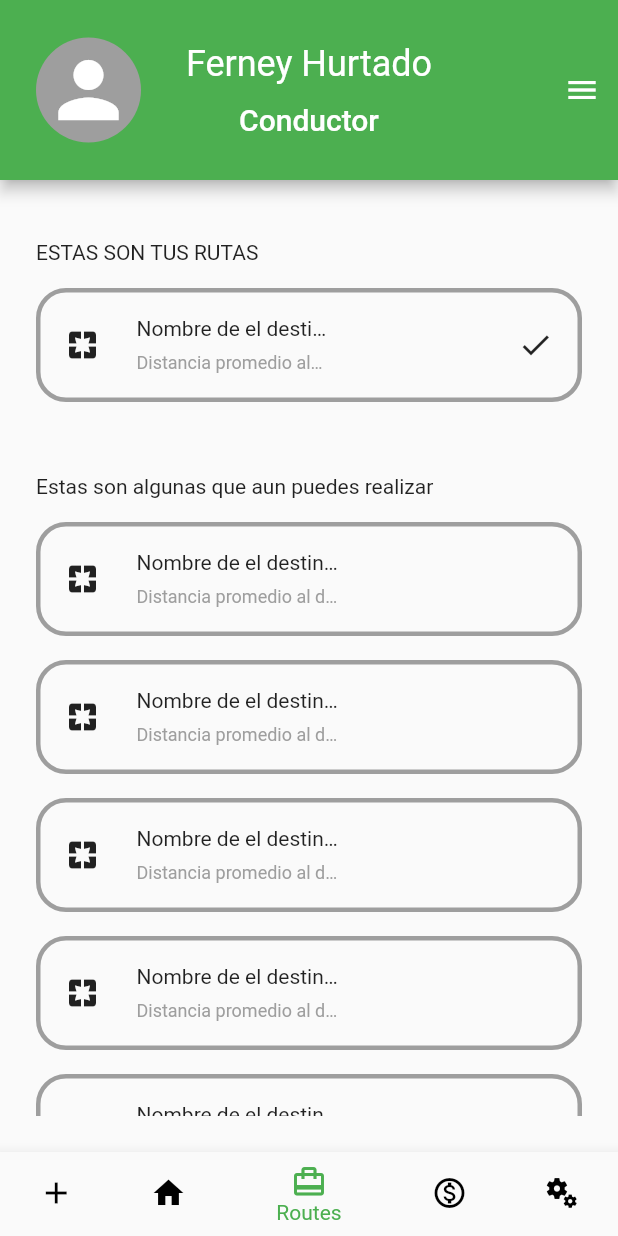
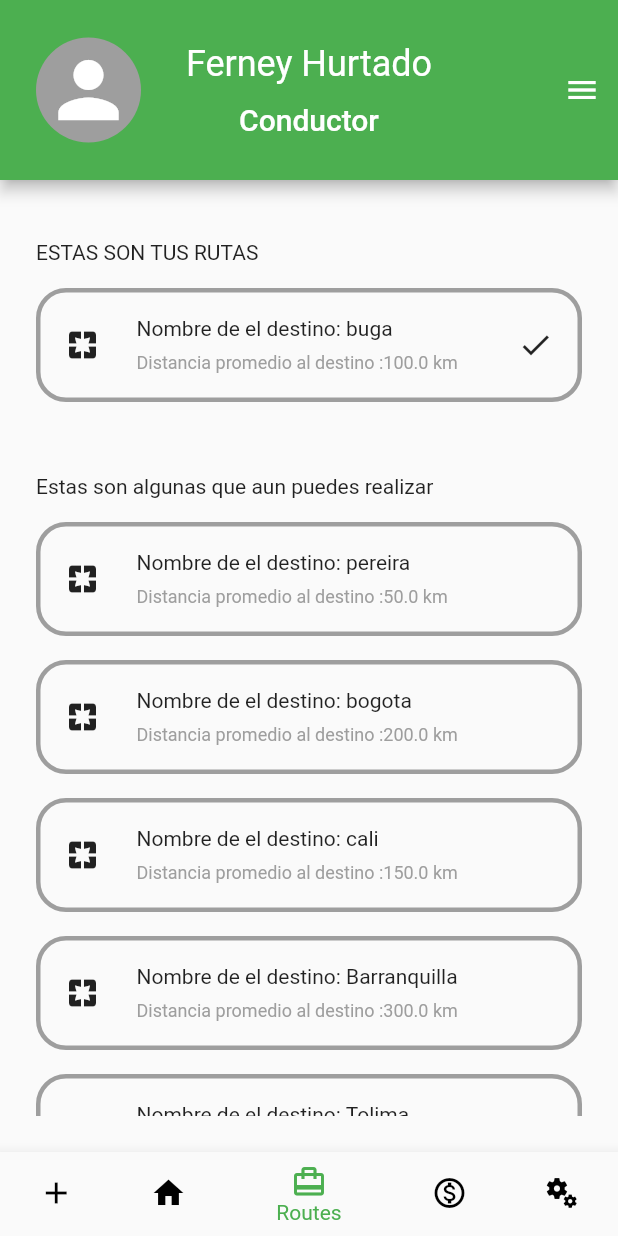
Before and after one commit to ferneyh57/dashfleet-ui, a Flutter app: the MainBasePage screen opened directly, item 3 of the bottom bar chosen, on a phone screen of 412 x 824 dp. Run offline on Flutter 3.47's test engine with Material 2 defaults, Android fonts, the phone set to English and light mode, and no system bars; our stand-ins replace cloud_firestore; accounts and stored records are empty.

Commit message:
card edition

```diff
--- a/lib/ui/widgets/route_data_widget.dart
+++ b/lib/ui/widgets/route_data_widget.dart
@@ -24,7 +24,6 @@ class RouteListWidget extends StatelessWidget {
           const Text('ESTAS SON TUS RUTAS'),
           const SizedBox(height: 16),
           _RouteCardWidget(
-            selected: true,
             route: routeComplete,
           ),
           const SizedBox(height: 32),
@@ -50,10 +49,8 @@ class RouteListWidget extends StatelessWidget {
 }
 
 class _RouteCardWidget extends StatefulWidget {
-  final bool selected;
   final Routes route;
   const _RouteCardWidget({
-    this.selected = false,
     required this.route,
   });
 
@@ -66,9 +63,13 @@ class _RouteCardWidgetState extends State<_RouteCardWidget> {
   @override
   Widget build(BuildContext context) {
     return InkWell(
-      onTap: () => setState(() {
+      onTap: () {
+        if (!widget.route.completed) {
+          setState(() {
             _selected = !_selected;
-      }),
+          });
+        }
+      },
       child: Container(
         margin: const EdgeInsets.only(bottom: 16),
         decoration: BoxDecoration(
@@ -82,6 +83,11 @@ class _RouteCardWidgetState extends State<_RouteCardWidget> {
         ),
         padding: const EdgeInsets.all(16),
         child: Row(
+          mainAxisAlignment: MainAxisAlignment.spaceBetween,
+          children: [
+            Flexible(
+              child: Row(
+                mainAxisSize: MainAxisSize.min,
                 children: [
                   const Icon(Icons.pages),
                   const SizedBox(width: 24),
@@ -101,7 +107,8 @@ class _RouteCardWidgetState extends State<_RouteCardWidget> {
                           child: Text(
                             'Distancia promedio al destino :${widget.route.distance.toString()} km',
                             overflow: TextOverflow.ellipsis,
-                      style: Theme.of(context).textTheme.caption!.copyWith(
+                            style:
+                                Theme.of(context).textTheme.caption!.copyWith(
                                       color: Colors.grey,
                                     ),
                           ),
@@ -109,8 +116,10 @@ class _RouteCardWidgetState extends State<_RouteCardWidget> {
                       ],
                     ),
                   ),
-            const Spacer(),
-            if (widget.selected) const Icon(Icons.check),
+                ],
+              ),
+            ),
+            if (widget.route.completed) const Icon(Icons.check),
           ],
         ),
       ),
```
Lines whose indentation alone changed are shown as unchanged.
